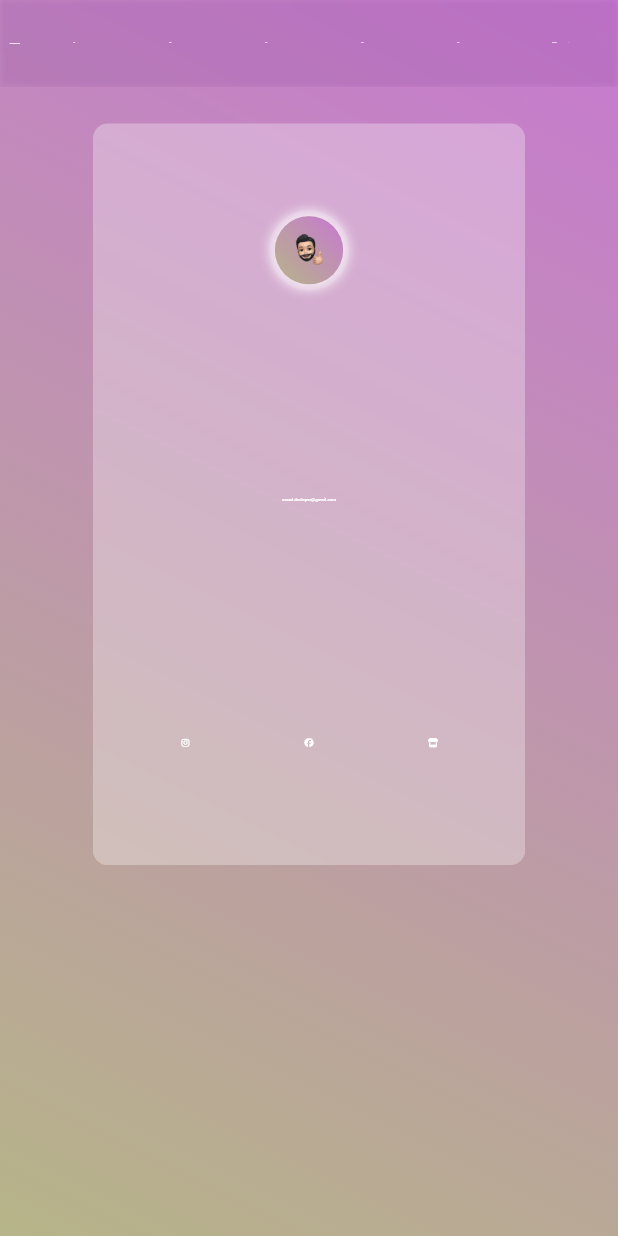
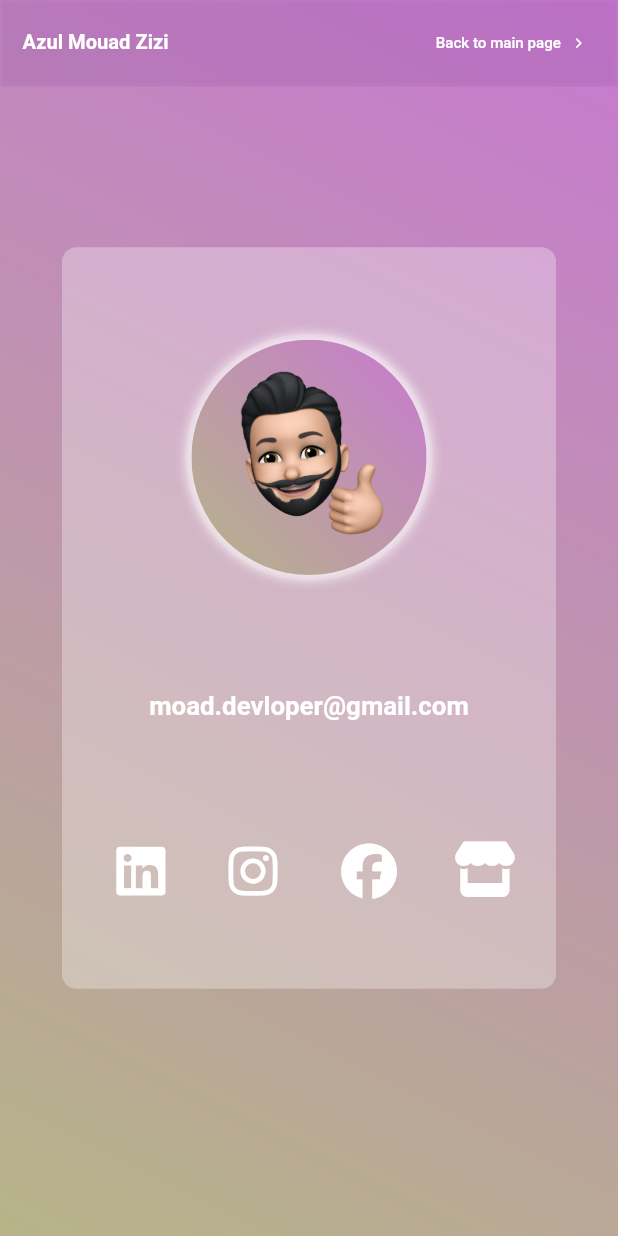
Before and after one commit to azulmouad/Flutter-Portfolio-MouadZizi, a Flutter app: the screen it shows after launch, after a tap on "Work request", on a phone screen of 412 x 824 dp. Run offline on Flutter 3.47's test engine with Material 2 defaults, Android fonts, the light colour scheme and no system bars; our stand-ins replace flutter_native_splash, font_awesome_flutter, get, google_fonts, responsive_sizer, scrollable_positioned_list and 1 more; Roboto replaces fonts that are missing (Oxygen).

Commit message:
- responsive mobile

```diff
--- a/lib/helpers/strings.dart
+++ b/lib/helpers/strings.dart
@@ -10,9 +10,12 @@ const String kApp_5 =
     "https://codecanyon.net/item/jhe-woocommerce-flutter-app-andorid-ios-/33674135";
 const String kApp_6 =
     "https://codecanyon.net/item/azul-woocommerce-shopify-theme-ui-kit/30393337";
+const String kApp_7 =
+    "https://codecanyon.net/item/pitches-sport-application-ui-kit-livescore-livematches-news-videos-/38544804";
 
 const String kGithub = "https://github.com/azulmouad/";
 const String kEmail = "mailto:moad.devloper@gmail.com";
 const String kFace = "https://web.facebook.com/mddzizi/";
 const String kInsta = "https://www.instagram.com/azul_mouad/";
 const String kCodeCanyon = "https://codecanyon.net/user/azul_mouad/";
+const String kLinkedIn = "https://www.linkedin.com/in/mouad-azul-8061a7176/";
--- a/lib/presentation/screens/home/contact.dart
+++ b/lib/presentation/screens/home/contact.dart
@@ -10,9 +10,10 @@ class ContactScreen extends StatefulWidget {
 class _ContactScreenState extends State<ContactScreen> {
   @override
   Widget build(BuildContext context) {
+    final isMobile = Device.screenType == sizerr.ScreenType.mobile;
     return Scaffold(
       body: Stack(
-        alignment: Alignment.topCenter,
+        alignment: Alignment.center,
         children: [
           //animated
           SizedBox(
@@ -28,9 +29,9 @@ class _ContactScreenState extends State<ContactScreen> {
                 sigmaY: 5.0,
               ),
               child: Container(
-                margin: EdgeInsets.only(top: 10.h),
-                padding: EdgeInsets.symmetric(vertical: 7.h, horizontal: 5.w),
-                width: 70.w,
+                // margin: EdgeInsets.only(top: isMobile ? 15.h : 10.h),
+                padding: EdgeInsets.symmetric(vertical: 7.h, horizontal: 15),
+                width: isMobile ? 80.w : 70.w,
                 height: 60.h,
                 decoration: BoxDecoration(
                   borderRadius: BorderRadius.circular(10),
@@ -49,7 +50,7 @@ class _ContactScreenState extends State<ContactScreen> {
                         'moad.devloper@gmail.com',
                         style: TextStyle(
                           color: Colors.white,
-                          fontSize: 7.sp,
+                          fontSize: 17.sp,
                           fontWeight: FontWeight.bold,
                         ),
                       ),
@@ -59,9 +60,19 @@ class _ContactScreenState extends State<ContactScreen> {
                       children: [
                         IconButton(
                           icon: Icon(
+                            FontAwesomeIcons.linkedin,
+                            color: Colors.white,
+                            size: 9.w,
+                          ),
+                          onPressed: () async {
+                            await launchUrlString(kLinkedIn);
+                          },
+                        ),
+                        IconButton(
+                          icon: Icon(
                             FontAwesomeIcons.instagram,
                             color: Colors.white,
-                            size: 10.sp,
+                            size: 9.w,
                           ),
                           onPressed: () async {
                             await launchUrlString(kInsta);
@@ -71,7 +82,7 @@ class _ContactScreenState extends State<ContactScreen> {
                           icon: Icon(
                             FontAwesomeIcons.facebook,
                             color: Colors.white,
-                            size: 10.sp,
+                            size: 9.w,
                           ),
                           onPressed: () async {
                             await launchUrlString(kFace);
@@ -81,7 +92,7 @@ class _ContactScreenState extends State<ContactScreen> {
                           icon: Icon(
                             FontAwesomeIcons.store,
                             color: Colors.white,
-                            size: 10.sp,
+                            size: 9.w,
                           ),
                           onPressed: () async {
                             await launchUrlString(kCodeCanyon);
@@ -96,7 +107,10 @@ class _ContactScreenState extends State<ContactScreen> {
           ),
 
           //bar top
-          const CardBarContact(),
+          const Positioned(
+            top: 0,
+            child: CardBarContact(),
+          ),
         ],
       ),
     );
--- a/lib/presentation/screens/home/welcome_screen.dart
+++ b/lib/presentation/screens/home/welcome_screen.dart
@@ -314,6 +314,12 @@ class _WelcomeScreenState extends State<WelcomeScreen> {
                             await launchUrlString(kApp_6);
                           },
                         ),
+                        CardMyProject(
+                          image: "assets/images/app_7.png",
+                          onTap: () async {
+                            await launchUrlString(kApp_7);
+                          },
+                        ),
                       ],
                     ),
 
--- a/lib/presentation/widgets/contact.dart
+++ b/lib/presentation/widgets/contact.dart
@@ -7,6 +7,8 @@ class CardBarContact extends StatelessWidget {
 
   @override
   Widget build(BuildContext context) {
+    final isMobile = Device.screenType == sizerr.ScreenType.mobile;
+    final paddingTop = MediaQuery.of(context).padding.top;
     return ClipRect(
       child: BackdropFilter(
         filter: ImageFilter.blur(
@@ -17,7 +19,12 @@ class CardBarContact extends StatelessWidget {
         child: Container(
           alignment: Alignment.center,
           width: 100.w,
-          height: 7.h,
+          height: 7.h + (isMobile ? paddingTop : 0),
+          padding: EdgeInsets.only(
+            top: isMobile ? paddingTop : 0,
+            left: isMobile ? 15 : 0,
+            right: isMobile ? 15 : 0,
+          ),
           decoration: BoxDecoration(
             boxShadow: [
               BoxShadow(
@@ -27,17 +34,20 @@ class CardBarContact extends StatelessWidget {
             ],
           ),
           child: Row(
-            mainAxisAlignment: MainAxisAlignment.spaceAround,
+            mainAxisAlignment: isMobile
+                ? MainAxisAlignment.spaceBetween
+                : MainAxisAlignment.spaceAround,
             children: [
-              const SizedBox(),
+              if (!isMobile) const SizedBox(),
               Text(
                 'Azul Mouad Zizi',
                 style: TextStyle(
                   color: Colors.white,
-                  fontSize: 4.sp,
+                  fontSize: 15.sp,
                   fontWeight: FontWeight.bold,
                 ),
               ),
+              if (!isMobile)
                 Row(
                   children: [
                     TextButton(
@@ -46,11 +56,7 @@ class CardBarContact extends StatelessWidget {
                       },
                       child: Text(
                         'Profile',
-                      style: TextStyle(
-                        color: Colors.white,
-                        fontSize: 2.5.sp,
-                        fontWeight: FontWeight.w500,
-                      ),
+                        style: kStyleBarText,
                       ),
                     ),
                     TextButton(
@@ -59,11 +65,7 @@ class CardBarContact extends StatelessWidget {
                       },
                       child: Text(
                         'Services',
-                      style: TextStyle(
-                        color: Colors.white,
-                        fontSize: 2.5.sp,
-                        fontWeight: FontWeight.w500,
-                      ),
+                        style: kStyleBarText,
                       ),
                     ),
                     TextButton(
@@ -72,11 +74,7 @@ class CardBarContact extends StatelessWidget {
                       },
                       child: Text(
                         'Projects',
-                      style: TextStyle(
-                        color: Colors.white,
-                        fontSize: 2.5.sp,
-                        fontWeight: FontWeight.w500,
-                      ),
+                        style: kStyleBarText,
                       ),
                     ),
                     TextButton(
@@ -85,22 +83,14 @@ class CardBarContact extends StatelessWidget {
                       },
                       child: Text(
                         'About me',
-                      style: TextStyle(
-                        color: Colors.white,
-                        fontSize: 2.5.sp,
-                        fontWeight: FontWeight.w500,
-                      ),
+                        style: kStyleBarText,
                       ),
                     ),
                     TextButton(
                       onPressed: null,
                       child: Text(
                         'Contact',
-                      style: TextStyle(
-                        color: Colors.white,
-                        fontSize: 2.5.sp,
-                        fontWeight: FontWeight.w500,
-                      ),
+                        style: kStyleBarText,
                       ),
                     ),
                   ],
@@ -109,19 +99,15 @@ class CardBarContact extends StatelessWidget {
                 onPressed: () => goHome(),
                 icon: Text(
                   'Back to main page',
-                  style: TextStyle(
-                    color: Colors.white,
-                    fontSize: 2.5.sp,
-                    fontWeight: FontWeight.w500,
-                  ),
+                  style: kStyleBarText,
                 ),
                 label: Icon(
                   FontAwesomeIcons.chevronRight,
-                  size: 2.3.sp,
+                  size: kStyleBarText.fontSize! - 3,
                   color: Colors.white,
                 ),
               ),
-              const SizedBox(),
+              if (!isMobile) const SizedBox(),
             ],
           ),
         ),
@@ -135,9 +121,10 @@ class CardAvatarContact extends StatelessWidget {
 
   @override
   Widget build(BuildContext context) {
+    final isMobile = Device.screenType == sizerr.ScreenType.mobile;
     return Container(
-      width: 13.w,
-      height: 13.w,
+      width: isMobile ? 40.w : 13.w,
+      height: isMobile ? 40.w : 13.w,
       decoration: const BoxDecoration(
           color: Colors.white12,
           shape: BoxShape.circle,
--- a/lib/presentation/widgets/lines.dart
+++ b/lib/presentation/widgets/lines.dart
@@ -395,9 +395,9 @@ class CardBottomBar extends StatelessWidget {
             height: 1.3,
           ),
           Padding(
-            padding: const EdgeInsets.symmetric(
+            padding: EdgeInsets.symmetric(
               vertical: 25,
-              horizontal: 40,
+              horizontal: isMobile ? 20 : 40,
             ),
             child: Column(
               children: [
@@ -432,6 +432,12 @@ class CardBottomBar extends StatelessWidget {
                 Row(
                   mainAxisAlignment: MainAxisAlignment.spaceBetween,
                   children: [
+                    CardSocialMedia(
+                      label: "LinkedIn",
+                      onTap: () async {
+                        await launchUrlString(kLinkedIn);
+                      },
+                    ),
                     CardSocialMedia(
                       label: "Github",
                       onTap: () async {
```
Also changed, not shown: assets/images/app_7.png (added), 1 other file. Lines whose indentation alone changed are shown as unchanged.
